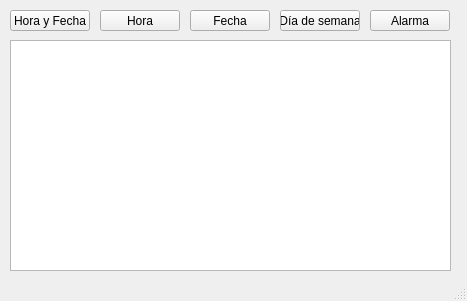
Qt form Actividad_8/Actividad_8_3_Cliente/mainwindow.ui (S-Bou/Practicas_SII) before a commit.
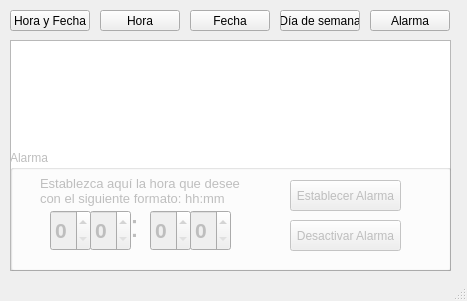
The same form after that commit.

The edit to the form file:
```diff
--- a/Actividad_8/Actividad_8_3_Cliente/mainwindow.ui
+++ b/Actividad_8/Actividad_8_3_Cliente/mainwindow.ui
@@ -104,36 +104,10 @@
     <property name="title">
      <string>Alarma</string>
     </property>
-    <widget class="QSpinBox" name="spinBox_Horas">
-     <property name="geometry">
-      <rect>
-       <x>100</x>
-       <y>30</y>
-       <width>42</width>
-       <height>22</height>
-      </rect>
-     </property>
-     <property name="maximum">
-      <number>23</number>
-     </property>
-    </widget>
-    <widget class="QSpinBox" name="spinBox_Minutos">
-     <property name="geometry">
-      <rect>
-       <x>100</x>
-       <y>60</y>
-       <width>42</width>
-       <height>22</height>
-      </rect>
-     </property>
-     <property name="maximum">
-      <number>59</number>
-     </property>
-    </widget>
     <widget class="QPushButton" name="pushButton_EstablecerAlarma">
      <property name="geometry">
       <rect>
-       <x>210</x>
+       <x>280</x>
        <y>30</y>
        <width>111</width>
        <height>31</height>
@@ -146,8 +120,8 @@
     <widget class="QPushButton" name="pushButton_DesdactivarAlarma">
      <property name="geometry">
       <rect>
-       <x>210</x>
-       <y>80</y>
+       <x>280</x>
+       <y>70</y>
        <width>111</width>
        <height>31</height>
       </rect>
@@ -159,75 +133,121 @@
     <widget class="QLabel" name="label">
      <property name="geometry">
       <rect>
-       <x>20</x>
-       <y>30</y>
-       <width>61</width>
-       <height>21</height>
+       <x>30</x>
+       <y>20</y>
+       <width>201</width>
+       <height>41</height>
       </rect>
      </property>
      <property name="font">
       <font>
-       <pointsize>12</pointsize>
+       <pointsize>10</pointsize>
       </font>
      </property>
      <property name="text">
-      <string>Horas</string>
+      <string>Establezca aquí la hora que desee
+con el siguiente formato: hh:mm</string>
+     </property>
+    </widget>
+    <widget class="QSpinBox" name="spinBox_HorasUnidades">
+     <property name="geometry">
+      <rect>
+       <x>80</x>
+       <y>60</y>
+       <width>41</width>
+       <height>41</height>
+      </rect>
+     </property>
+     <property name="font">
+      <font>
+       <pointsize>16</pointsize>
+       <weight>75</weight>
+       <bold>true</bold>
+      </font>
+     </property>
+     <property name="maximum">
+      <number>9</number>
+     </property>
+    </widget>
+    <widget class="QSpinBox" name="spinBox_MinutosDecenas">
+     <property name="geometry">
+      <rect>
+       <x>140</x>
+       <y>60</y>
+       <width>41</width>
+       <height>41</height>
+      </rect>
+     </property>
+     <property name="font">
+      <font>
+       <pointsize>16</pointsize>
+       <weight>75</weight>
+       <bold>true</bold>
+      </font>
+     </property>
+     <property name="maximum">
+      <number>5</number>
      </property>
     </widget>
     <widget class="QLabel" name="label_2">
      <property name="geometry">
       <rect>
-       <x>20</x>
+       <x>120</x>
        <y>60</y>
-       <width>61</width>
-       <height>16</height>
+       <width>16</width>
+       <height>31</height>
       </rect>
      </property>
      <property name="font">
       <font>
-       <pointsize>12</pointsize>
+       <pointsize>24</pointsize>
       </font>
      </property>
      <property name="text">
-      <string>Minutos</string>
+      <string>:</string>
      </property>
     </widget>
-    <widget class="QSpinBox" name="spinBox_Segundos">
+    <widget class="QSpinBox" name="spinBox_HorasDecenas">
      <property name="geometry">
       <rect>
-       <x>100</x>
-       <y>90</y>
-       <width>42</width>
-       <height>22</height>
+       <x>40</x>
+       <y>60</y>
+       <width>41</width>
+       <height>41</height>
       </rect>
      </property>
+     <property name="font">
+      <font>
+       <pointsize>16</pointsize>
+       <weight>75</weight>
+       <bold>true</bold>
+      </font>
+     </property>
+     <property name="maximum">
+      <number>2</number>
+     </property>
     </widget>
-    <widget class="QLabel" name="label_3">
+    <widget class="QSpinBox" name="spinBox_MinutosUnidades">
      <property name="geometry">
       <rect>
-       <x>20</x>
-       <y>90</y>
-       <width>71</width>
-       <height>16</height>
+       <x>180</x>
+       <y>60</y>
+       <width>41</width>
+       <height>41</height>
       </rect>
      </property>
      <property name="font">
       <font>
-       <pointsize>12</pointsize>
+       <pointsize>16</pointsize>
+       <weight>75</weight>
+       <bold>true</bold>
       </font>
      </property>
-     <property name="text">
-      <string>Segundos</string>
+     <property name="maximum">
+      <number>9</number>
      </property>
     </widget>
    </widget>
-   <zorder>groupBox</zorder>
-   <zorder>pushButton_Hora_Fecha</zorder>
-   <zorder>pushButton_Hora</zorder>
-   <zorder>pushButton_Fecha</zorder>
-   <zorder>pushButton_Dia</zorder>
-   <zorder>pushButton_Alarma</zorder>
-   <zorder>listWidget</zorder>
   </widget>
   <widget class="QMenuBar" name="menubar">
    <property name="geometry">
```
